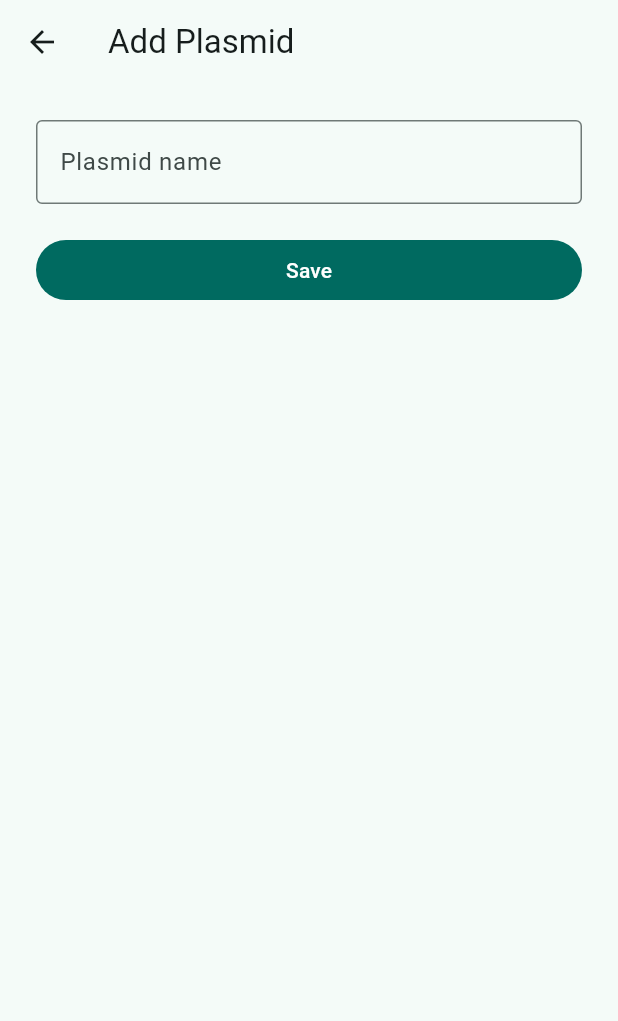
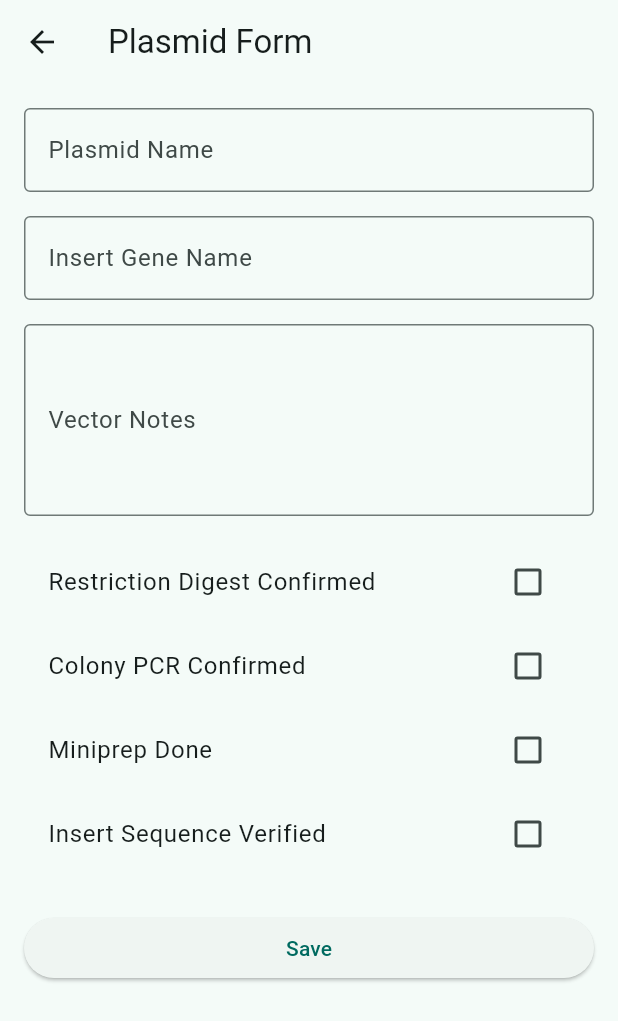
Before and after one commit to inhopark68/molecular, a Flutter app: the PlasmidListPage screen opened directly with empty values, after a tap on the "add" icon, on a phone screen of 412 x 824 dp. Shown: the top 1021 px of the screen. Run offline on Flutter 3.47's test engine with Material 3 defaults, Android fonts, the phone set to English and light mode, and no system bars; our stand-ins replace drift, drift_flutter, pdf, printing; missing offline and left inert: excel; accounts and stored records are empty; generated files the repository leaves out were written again.

Commit message:
molecular_app 통일

```diff
--- a/molecular_app/lib/features/cell_lines/cell_line_form_page.dart
+++ b/molecular_app/lib/features/cell_lines/cell_line_form_page.dart
@@ -1,5 +1,5 @@
 import 'package:flutter/material.dart';
-import 'package:molecular_work_app/database/app_database.dart';
+import 'package:molecular_app/database/app_database.dart';
 
 class CellLineFormPage extends StatefulWidget {
   final AppDatabase database;
--- a/molecular_app/lib/features/cell_lines/cell_line_list_page.dart
+++ b/molecular_app/lib/features/cell_lines/cell_line_list_page.dart
@@ -1,6 +1,6 @@
 import 'package:flutter/material.dart';
-import 'package:molecular_work_app/database/app_database.dart';
-import 'package:molecular_work_app/features/cell_lines/cell_line_form_page.dart';
+import 'package:molecular_app/database/app_database.dart';
+import 'package:molecular_app/features/cell_lines/cell_line_form_page.dart';
 
 class CellLineListPage extends StatelessWidget {
   final AppDatabase database;
--- a/molecular_app/lib/features/plasmids/plasmid_form_page.dart
+++ b/molecular_app/lib/features/plasmids/plasmid_form_page.dart
@@ -1,67 +1,112 @@
 import 'package:flutter/material.dart';
-import 'package:molecular_work_app/database/app_database.dart';
 
 class PlasmidFormPage extends StatefulWidget {
-  final AppDatabase database;
-
-  const PlasmidFormPage({
-    super.key,
-    required this.database,
-  });
+  const PlasmidFormPage({super.key});
 
   @override
   State<PlasmidFormPage> createState() => _PlasmidFormPageState();
 }
 
 class _PlasmidFormPageState extends State<PlasmidFormPage> {
-  final _nameController = TextEditingController();
+  final TextEditingController plasmidNameController = TextEditingController();
+  final TextEditingController insertGeneNameController = TextEditingController();
+  final TextEditingController vectorNotesController = TextEditingController();
+
+  bool restrictionDigestConfirmed = false;
+  bool colonyPcrConfirmed = false;
+  bool miniprepDone = false;
+  bool insertSequenceVerified = false;
 
   @override
   void dispose() {
-    _nameController.dispose();
+    plasmidNameController.dispose();
+    insertGeneNameController.dispose();
+    vectorNotesController.dispose();
     super.dispose();
   }
 
-  Future<void> _save() async {
-    final name = _nameController.text.trim();
-
-    if (name.isEmpty) return;
-
-    final now = DateTime.now();
-
-    await widget.database.createPlasmid(
-      PlasmidsCompanion.insert(
-        plasmidName: name,
-        createdAt: now,
-        updatedAt: now,
-      ),
+  void _save() {
+    ScaffoldMessenger.of(context).showSnackBar(
+      const SnackBar(content: Text('Saved')),
     );
-
-    if (!mounted) return;
-    Navigator.pop(context);
   }
 
   @override
   Widget build(BuildContext context) {
     return Scaffold(
       appBar: AppBar(
-        title: const Text('Add Plasmid'),
+        title: const Text('Plasmid Form'),
       ),
-      body: Padding(
-        padding: const EdgeInsets.all(24),
+      body: SingleChildScrollView(
+        padding: const EdgeInsets.all(16),
         child: Column(
+          crossAxisAlignment: CrossAxisAlignment.start,
           children: [
             TextField(
-              controller: _nameController,
+              controller: plasmidNameController,
               decoration: const InputDecoration(
-                labelText: 'Plasmid name',
+                labelText: 'Plasmid Name',
                 border: OutlineInputBorder(),
               ),
             ),
-            const SizedBox(height: 20),
+            const SizedBox(height: 16),
+            TextField(
+              controller: insertGeneNameController,
+              decoration: const InputDecoration(
+                labelText: 'Insert Gene Name',
+                border: OutlineInputBorder(),
+              ),
+            ),
+            const SizedBox(height: 16),
+            TextField(
+              controller: vectorNotesController,
+              maxLines: 4,
+              decoration: const InputDecoration(
+                labelText: 'Vector Notes',
+                border: OutlineInputBorder(),
+              ),
+            ),
+            const SizedBox(height: 16),
+            CheckboxListTile(
+              title: const Text('Restriction Digest Confirmed'),
+              value: restrictionDigestConfirmed,
+              onChanged: (value) {
+                setState(() {
+                  restrictionDigestConfirmed = value ?? false;
+                });
+              },
+            ),
+            CheckboxListTile(
+              title: const Text('Colony PCR Confirmed'),
+              value: colonyPcrConfirmed,
+              onChanged: (value) {
+                setState(() {
+                  colonyPcrConfirmed = value ?? false;
+                });
+              },
+            ),
+            CheckboxListTile(
+              title: const Text('Miniprep Done'),
+              value: miniprepDone,
+              onChanged: (value) {
+                setState(() {
+                  miniprepDone = value ?? false;
+                });
+              },
+            ),
+            CheckboxListTile(
+              title: const Text('Insert Sequence Verified'),
+              value: insertSequenceVerified,
+              onChanged: (value) {
+                setState(() {
+                  insertSequenceVerified = value ?? false;
+                });
+              },
+            ),
+            const SizedBox(height: 24),
             SizedBox(
               width: double.infinity,
-              child: FilledButton(
+              child: ElevatedButton(
                 onPressed: _save,
                 child: const Text('Save'),
               ),
--- a/molecular_app/lib/features/plasmids/plasmid_list_page.dart
+++ b/molecular_app/lib/features/plasmids/plasmid_list_page.dart
@@ -23,7 +23,7 @@ class PlasmidListPage extends StatelessWidget {
           Navigator.push(
             context,
             MaterialPageRoute(
-              builder: (_) => PlasmidFormPage(database: database),
+              builder: (_) => PlasmidFormPage(),
             ),
           );
         },
--- a/molecular_app/lib/features/records/cloning_form_page.dart
+++ b/molecular_app/lib/features/records/cloning_form_page.dart
@@ -9,7 +9,7 @@ import 'package:pdf/pdf.dart';
 import 'package:pdf/widgets.dart' as pw;
 import 'package:printing/printing.dart';
 
-import 'package:molecular_work_app/database/app_database.dart';
+import 'package:molecular_app/database/app_database.dart';
 
 class CloningFormPage extends StatefulWidget {
   final AppDatabase database;
--- a/molecular_app/lib/features/records/experiment_form_page.dart
+++ b/molecular_app/lib/features/records/experiment_form_page.dart
@@ -1,5 +1,5 @@
 import 'package:flutter/material.dart';
-import 'package:molecular_work_app/database/app_database.dart';
+import 'package:molecular_app/database/app_database.dart';
 
 class ExperimentFormPage extends StatefulWidget {
   final AppDatabase database;
--- a/molecular_app/lib/features/records/transfection_form_page.dart
+++ b/molecular_app/lib/features/records/transfection_form_page.dart
@@ -1,5 +1,5 @@
 import 'package:flutter/material.dart';
-import 'package:molecular_work_app/database/app_database.dart';
+import 'package:molecular_app/database/app_database.dart';
 
 class TransfectionFormPage extends StatefulWidget {
   final AppDatabase database;
--- a/molecular_app/pubspec.yaml
+++ b/molecular_app/pubspec.yaml
@@ -1,4 +1,4 @@
-name: molecular_work_app
+name: molecular_app
 description: A starter Flutter app for organizing molecular biology workflows.
 publish_to: 'none'
 version: 1.0.0+1
```
Also changed, not shown: molecular_app/lib/database/tables/cloning_details.dart (+11 -27 lines), molecular_app/lib/database/tables/experiment_records.dart (+2 -7 lines), molecular_app/lib/features/home/home_page.dart (+9 -9 lines), molecular_app/lib/features/records/experiment_detail_page.dart (+5 -5 lines).
